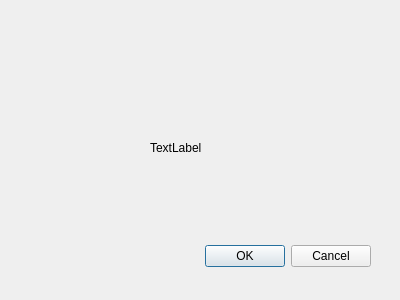
This is MinimumSecurityRentalSystem/settings.ui in clockdiv/Minimum-Security-Rental-System as Qt 5 draws it before an edit. The edited form follows.
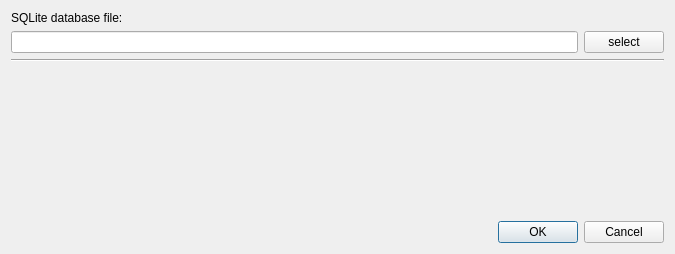
This is the edited form.

The edit to the form file:
```diff
--- a/MinimumSecurityRentalSystem/settings.ui
+++ b/MinimumSecurityRentalSystem/settings.ui
@@ -6,42 +6,66 @@
    <rect>
     <x>0</x>
     <y>0</y>
-    <width>400</width>
-    <height>300</height>
+    <width>675</width>
+    <height>254</height>
    </rect>
   </property>
   <property name="windowTitle">
    <string>Dialog</string>
   </property>
-  <widget class="QDialogButtonBox" name="buttonBox">
-   <property name="geometry">
-    <rect>
-     <x>30</x>
-     <y>240</y>
-     <width>341</width>
-     <height>32</height>
-    </rect>
-   </property>
-   <property name="orientation">
-    <enum>Qt::Horizontal</enum>
-   </property>
-   <property name="standardButtons">
-    <set>QDialogButtonBox::Cancel|QDialogButtonBox::Ok</set>
-   </property>
-  </widget>
-  <widget class="QLabel" name="label">
-   <property name="geometry">
-    <rect>
-     <x>150</x>
-     <y>140</y>
-     <width>60</width>
-     <height>16</height>
-    </rect>
-   </property>
-   <property name="text">
-    <string>TextLabel</string>
-   </property>
-  </widget>
+  <layout class="QVBoxLayout" name="verticalLayout">
+   <item>
+    <widget class="QLabel" name="label">
+     <property name="text">
+      <string>SQLite database file:</string>
+     </property>
+    </widget>
+   </item>
+   <item>
+    <layout class="QHBoxLayout" name="horizontalLayout">
+     <item>
+      <widget class="QLineEdit" name="lineEdit_settings_databaseFile"/>
+     </item>
+     <item>
+      <widget class="QPushButton" name="pushButton_settings_fileopenDatabase">
+       <property name="text">
+        <string>select</string>
+       </property>
+      </widget>
+     </item>
+    </layout>
+   </item>
+   <item>
+    <widget class="Line" name="line">
+     <property name="orientation">
+      <enum>Qt::Horizontal</enum>
+     </property>
+    </widget>
+   </item>
+   <item>
+    <spacer name="verticalSpacer">
+     <property name="orientation">
+      <enum>Qt::Vertical</enum>
+     </property>
+     <property name="sizeHint" stdset="0">
+      <size>
+       <width>20</width>
+       <height>40</height>
+      </size>
+     </property>
+    </spacer>
+   </item>
+   <item>
+    <widget class="QDialogButtonBox" name="buttonBox">
+     <property name="orientation">
+      <enum>Qt::Horizontal</enum>
+     </property>
+     <property name="standardButtons">
+      <set>QDialogButtonBox::Cancel|QDialogButtonBox::Ok</set>
+     </property>
+    </widget>
+   </item>
+  </layout>
  </widget>
  <resources/>
  <connections>
```
Left out of the diff: 2 changed lines with no effect on the pictures.
